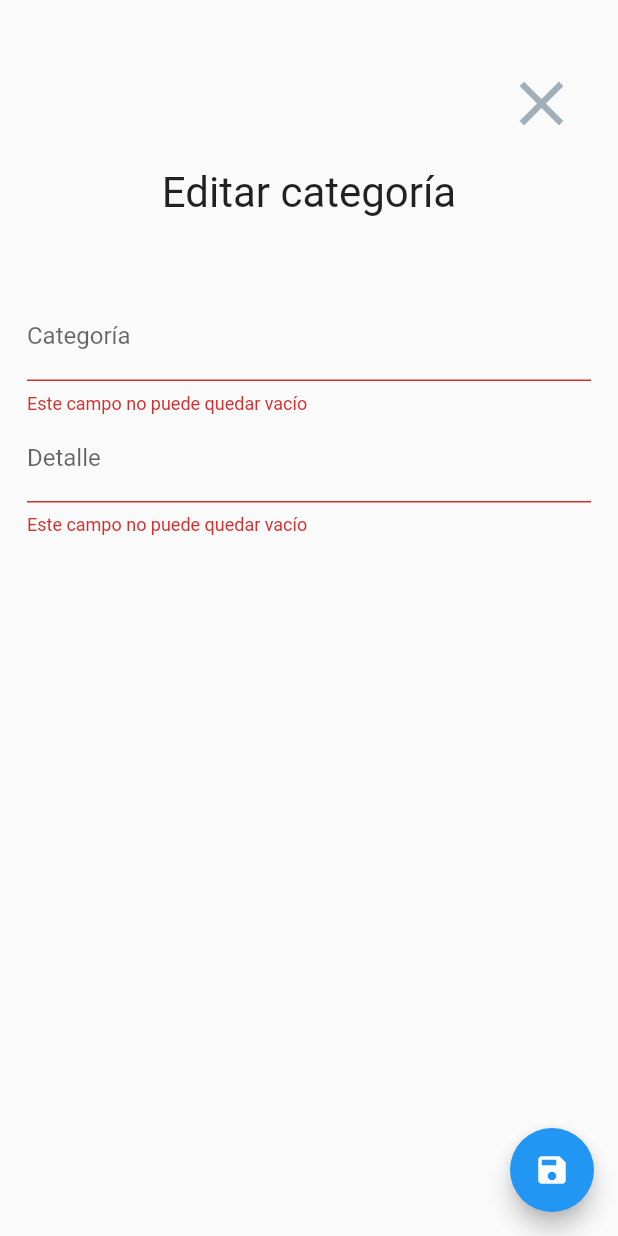
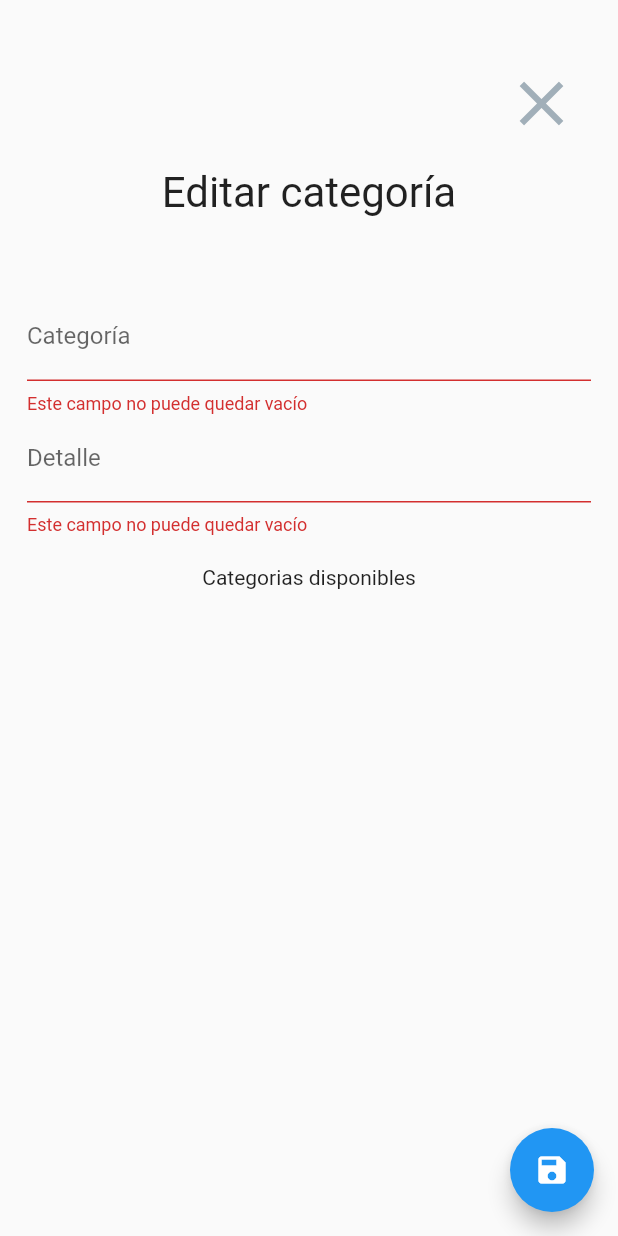
Before and after one commit to luguidu77/agenda-app, a Flutter app: the ConfigCategoriaServiciosScreen screen opened directly, after a tap on the "save" icon, on a phone screen of 412 x 824 dp. Run offline on Flutter 3.47's test engine with Material 2 defaults, Android fonts, the phone set to English and light mode, and no system bars; our stand-ins replace cloud_firestore, email_validator, firebase_auth, firebase_core, firebase_storage, fl_chart and 16 more; missing offline and left inert: drag_and_drop_lists, fast_contacts, flutter_picker, flutter_sendinblue, flutter_stripe, pay; accounts and stored records are empty.

Commit message:
visualizacion de categorias agregadas

```diff
--- a/lib/config/config_categoria_servicio_screen.dart
+++ b/lib/config/config_categoria_servicio_screen.dart
@@ -1,3 +1,4 @@
+import 'package:cloud_firestore/cloud_firestore.dart';
 import 'package:flutter/material.dart';
 import 'package:provider/provider.dart';
 
@@ -73,31 +74,40 @@ class _ConfigCategoriaServiciosScreenState
                     ? agregaCategoria(_emailSesionUsuario!)
                     : modificarCategoria(_emailSesionUsuario!,
                         dataFB); // METODO MODIFICAR SERVICIO
+
+                setState(() {});
               }
             },
             child: const Icon(Icons.save),
           ),
-          body: _formularioFB(
-              context, agregaModificaFB)), // todo Categorias no servicios
+          body: _formularioFB(context, agregaModificaFB)),
     );
   }
 
   _formularioFB(context, agregaModificaFB) {
     return Padding(
       padding: const EdgeInsets.all(18.0),
-      child: SingleChildScrollView(
       child: Column(
         children: [
           _botonCerrar(),
           const SizedBox(height: 10),
-            Form(
+          _formulario(agregaModificaFB),
+          const SizedBox(height: 20),
+          const Text('Categorias disponibles'),
+          const SizedBox(height: 10),
+          _listaCategorias()
+        ],
+      ),
+    );
+  }
+
+  Form _formulario(agregaModificaFB) {
+    return Form(
         key: _formKey,
         child: Column(
           children: [
             Text(
-                      (agregaModificaFB)
-                          ? "Agregar categoría "
-                          : 'Editar categoría',
+              (agregaModificaFB) ? "Agregar categoría " : 'Editar categoría',
               style: const TextStyle(fontSize: 28),
             ),
             const SizedBox(
@@ -114,12 +124,7 @@ class _ConfigCategoriaServiciosScreenState
               decoration: const InputDecoration(labelText: 'Detalle'),
             ),
           ],
-                )),
-            const SizedBox(height: 150)
-          ],
-        ),
-      ),
-    );
+        ));
   }
 
   agregaCategoria(String usuarioAPP) async {
@@ -209,5 +214,34 @@ class _ConfigCategoriaServiciosScreenState
     mensajeSuccess(context, texto);
   }
 
+  _listaCategorias() {
+    return Flexible(
+      child: FutureBuilder(
+        future: FirebaseProvider().cargarCategorias(_emailSesionUsuario),
+        builder: (context, snapshot) {
+          if (snapshot.hasError) {
+            return Text('Error al cargar los datos');
+          }
 
+          if (snapshot.connectionState == ConnectionState.waiting) {
+            return const LinearProgressIndicator();
           }
+
+          return ListView(
+            children: snapshot.data!.map((document) {
+              return Text(
+                document['nombreCategoria'],
+                style: const TextStyle(
+                    fontWeight: FontWeight.bold,
+                    fontSize: 18,
+                    color: Colors.blueGrey),
+              )
+                  //subtitle: Text(data['campo2']),
+                  ;
+            }).toList(),
+          );
+        },
+      ),
+    );
+  }
+}
--- a/lib/providers/Firebase/firebase_provider.dart
+++ b/lib/providers/Firebase/firebase_provider.dart
@@ -451,6 +451,23 @@ class FirebaseProvider extends ChangeNotifier {
     return listaCategoriaServicios;
   }
 
+  Future<List> cargarCategorias(emailUsuario) async {
+    List listaCategoriaServicios = [];
+
+    await _iniFirebase();
+
+    final docRef =
+        await _referenciaDocumento(emailUsuario, 'categoriaServicio');
+
+    QuerySnapshot queryCat = await docRef.get();
+
+    queryCat.docs.forEach((element) {
+      listaCategoriaServicios.add(element.data());
+    });
+
+    return listaCategoriaServicios;
+  }
+
   cargarCategoriaServiciosID(emailUsuario, String idCategoria) async {
     Map<String, dynamic> data = {};
 
@@ -581,6 +598,17 @@ class FirebaseProvider extends ChangeNotifier {
     await docRef.doc(cita.id.toString()).update(newCita);
   }
 
+  buscarIndiceCategoria(emailUsuario, idCategoria) async {
+    await _iniFirebase();
+    final docRef = await _referenciaDocumento(emailUsuario, 'servicio');
+    QuerySnapshot snapshot =
+        await docRef.where('categoria', isEqualTo: idCategoria).get();
+
+    List<QueryDocumentSnapshot> documentos = snapshot.docs;
+
+    return 'id buscado de firebase';
+  }
+
   buscarDocumento(emailUsuario, indexItem) async {
     await _iniFirebase();
     final docRef = await _referenciaDocumento(emailUsuario, 'servicio');
@@ -631,7 +659,7 @@ class FirebaseProvider extends ChangeNotifier {
         .update({'index': oldIndexAdaptado});
   }
 
-  actualizarServicio(String usuarioAPP, ServicioModelFB servicio) async {
+  /* actualizarServicio(String usuarioAPP, ServicioModelFB servicio) async {
     print(servicio.servicio);
     Map<String, Object?> newServicio = {
       'activo': servicio.activo,
@@ -645,7 +673,7 @@ class FirebaseProvider extends ChangeNotifier {
     await _iniFirebase();
     final docRef = await _referenciaDocumento(usuarioAPP, 'servicio');
     await docRef.doc(servicio.id.toString()).update(newServicio);
-  }
+  } */
 
   actualizarServicioFB(String usuarioAPP, ServicioModelFB servicio) async {
     print(servicio.servicio);
--- a/lib/screens/calendario_screen.dart
+++ b/lib/screens/calendario_screen.dart
@@ -99,7 +99,7 @@ class _CalendarioCitasScreenState extends State<CalendarioCitasScreen> {
     _estadoPagadaApp = estadoPagoProvider.estadoPagoApp;
 
     if (_estadoPagadaApp == 'PRUEBA_CADUCADA' && mounted) {
-      Future.delayed(const Duration(seconds: 5), () {
+      Future.delayed(const Duration(seconds: 10), () {
         Navigator.pushReplacement(
           context,
           MaterialPageRoute(
--- a/lib/screens/screens.dart
+++ b/lib/screens/screens.dart
@@ -11,7 +11,7 @@ export 'package:agendacitas/screens/disponibilidad_semanal_screen.dart';
 export 'package:agendacitas/screens/fechas_no_disponibles.dart';
 export 'package:agendacitas/screens/ficha_cliente_screen.dart';
 export 'package:agendacitas/screens/detalles_cita_screen.dart';
-export 'package:agendacitas/screens/finalizacion_prueba.dart';
+export 'package:agendacitas/screens/finalizacion_prueba_screen.dart';
 export 'package:agendacitas/screens/instruccion_registro_nuevo_usuario.dart';
 export 'package:agendacitas/screens/menu_aplicacion.dart';
 export 'package:agendacitas/screens/nuevo_actualizacion_cliente.dart';
```
Also changed, not shown: lib/config/config_servicios_screen.dart (+9 -5 lines), lib/screens/comprar_aplicacion.dart (+8 -1 lines), lib/screens/finalizacion_prueba_screen.dart (renamed from lib/screens/finalizacion_prueba.dart, +9 -2 lines), lib/screens/servicios_screen_draggable.dart (+38 -11 lines), lib/utils/optiene_numero_mayor_index_firebase.dart (+26 -3 lines), lib/widgets/formulariosSessionApp/registro_usuario_screen.dart (+4 -3 lines). Lines whose indentation alone changed are shown as unchanged.
